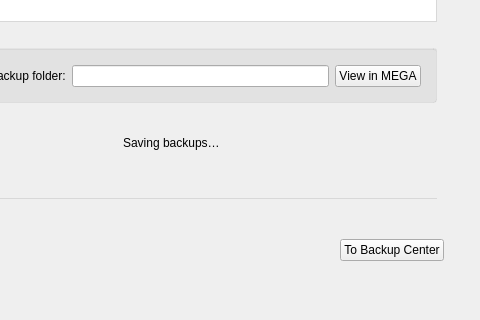
Old version of the form src/MEGASync/gui/macx/SettingsDialog.ui in the repository meganz/MEGAsync; both pictures show x 160 to 640 and y 416 to 736 of the 640 by 736 pixel window.
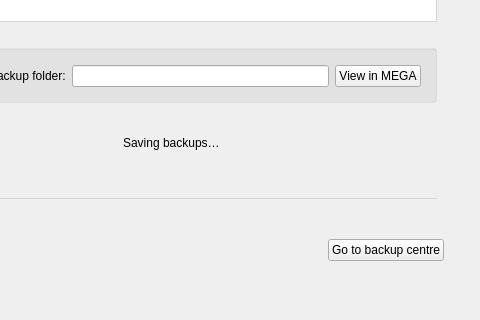
New version of the form. Icons and pictures are not drawn. Custom widgets are drawn as their Qt base class.

Diff of the .ui file:
```diff
--- a/src/MEGASync/gui/macx/SettingsDialog.ui
+++ b/src/MEGASync/gui/macx/SettingsDialog.ui
@@ -4982,7 +4982,7 @@
             <item>
              <widget class="QPushButton" name="bBackupCenter">
               <property name="text">
-               <string>To Backup Center</string>
+               <string>Go to backup centre</string>
               </property>
               <property name="autoDefault">
                <bool>false</bool>
```
